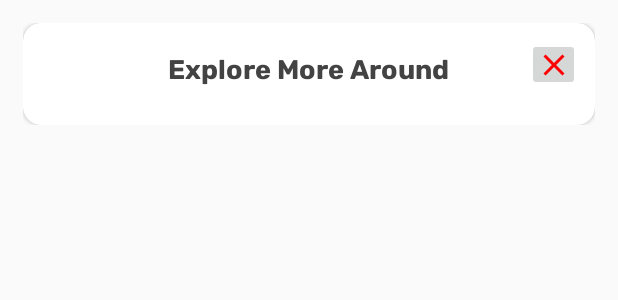
After one commit to Gaurav-0303/Plute-IT, an Android app: the layout related_item_dialog_view.xml on its own in the app's theme, with its tools: preview values and no code run, on a phone screen of 412 x 824 dp. The commit adds this screen. Shown: the top 300 px of the screen. Run offline under Robolectric (Android 15) with nearby library versions, the phone set to English and light mode, and no system bars.

Commit message:
Notification clicks and related item UI change

```diff
--- a/app/build.gradle
+++ b/app/build.gradle
@@ -2,17 +2,18 @@ plugins {
     id 'com.android.application'
     id 'kotlin-android'
     id 'com.google.firebase.crashlytics'
+    id 'kotlin-parcelize'
 //    id'com.google.gms.google-services'
 }
 
 android {
-    compileSdk 34
+    compileSdk 35
 
     defaultConfig {
         //applicationId "com.plutecoder.itworld"
         namespace("com.plutecoder.itworld")
         minSdk 23
-        targetSdk 34
+        targetSdk 35
         versionCode 1
         versionName "1.0"
 
--- a/app/src/main/java/com/plutecoder/itworld/viewModels/CategoryViewModel.kt
+++ b/app/src/main/java/com/plutecoder/itworld/viewModels/CategoryViewModel.kt
@@ -34,7 +34,7 @@ class CategoryViewModel : ViewModel() {
                 for (categorySnapshot in snapshot.children) {
                     val uid = categorySnapshot.key
                     val uiType = categorySnapshot.child("Ui_type").getValue(String::class.java)
-                    val image = categorySnapshot.child("image").getValue(String::class.java)
+                    val image = categorySnapshot.child("imageUrl").getValue(String::class.java)
                     val title = categorySnapshot.child("title").getValue(String::class.java)
                     val subtitle = categorySnapshot.child("subtitle").getValue(String::class.java)
                     tempList.add(Category(uid, uiType, image, title, subtitle))
--- /dev/null
+++ b/app/src/main/res/layout-sw600dp/related_item_dialog_view.xml
@@ -0,0 +1,61 @@
+<FrameLayout xmlns:android="http://schemas.android.com/apk/res/android"
+    android:layout_width="match_parent"
+    android:layout_height="wrap_content"
+    android:padding="24dp">
+
+    <androidx.cardview.widget.CardView
+        xmlns:android="http://schemas.android.com/apk/res/android"
+        android:layout_width="match_parent"
+        android:layout_height="wrap_content"
+        xmlns:app="http://schemas.android.com/apk/res-auto"
+        app:cardCornerRadius="18dp"
+        app:cardBackgroundColor="@color/white"
+        android:elevation="6dp">
+
+        <RelativeLayout
+            xmlns:tools="http://schemas.android.com/tools"
+            android:layout_width="match_parent"
+            android:layout_height="wrap_content"
+            android:padding="18dp">
+
+            <ImageButton
+                android:id="@+id/btnclose"
+                android:layout_width="42dp"
+                android:layout_height="42dp"
+                android:src="@drawable/baseline_close_24"
+                android:layout_alignParentEnd="true"
+                android:contentDescription="Close" />
+
+            <TextView
+                android:id="@+id/title"
+                android:layout_width="wrap_content"
+                android:layout_height="wrap_content"
+                android:text="Explore More Around"
+                android:textSize="22sp"
+                android:textStyle="bold"
+                android:textColor="@color/txtheading"
+                android:fontFamily="@font/rubikbold"
+                android:layout_centerHorizontal="true"
+                android:layout_marginTop="16dp"/>
+
+            <androidx.recyclerview.widget.RecyclerView
+                android:id="@+id/rv_relateditem"
+                android:layout_width="match_parent"
+                android:layout_height="wrap_content"
+                android:layout_marginTop="16dp"
+                android:overScrollMode="never"
+                android:layout_below="@+id/title"
+                android:layout_marginBottom="10dp"
+                android:scrollbars="vertical"/>
+
+            <ProgressBar
+                android:id="@+id/progress"
+                android:layout_width="wrap_content"
+                android:layout_height="wrap_content"
+                android:visibility="invisible"
+                android:layout_centerVertical="true"
+                android:layout_centerHorizontal="true"
+                android:layout_gravity="center" />
+        </RelativeLayout>
+    </androidx.cardview.widget.CardView>
+</FrameLayout>
--- /dev/null
+++ b/app/src/main/res/layout/related_item_dialog_view.xml
@@ -0,0 +1,64 @@
+<FrameLayout xmlns:android="http://schemas.android.com/apk/res/android"
+    android:layout_width="match_parent"
+    android:layout_height="wrap_content"
+    android:padding="15dp">
+
+    <androidx.cardview.widget.CardView xmlns:android="http://schemas.android.com/apk/res/android"
+        android:layout_width="match_parent"
+        android:layout_height="wrap_content"
+        xmlns:app="http://schemas.android.com/apk/res-auto"
+        app:cardCornerRadius="12dp"
+        app:cardBackgroundColor="@color/white"
+        android:elevation="4dp"
+        >
+        <RelativeLayout
+            xmlns:tools="http://schemas.android.com/tools"
+            android:layout_width="match_parent"
+            android:layout_height="wrap_content"
+            android:padding="10dp"
+            >
+
+            <!-- Close Button (X) -->
+            <ImageButton
+                android:id="@+id/btnclose"
+                android:layout_width="35dp"
+                android:layout_height="35dp"
+                android:src="@drawable/baseline_close_24"
+                android:layout_alignParentEnd="true"
+                android:contentDescription="Close" />
+
+            <!-- Title -->
+            <TextView
+                android:id="@+id/title"
+                android:layout_width="wrap_content"
+                android:layout_height="wrap_content"
+                android:text="Explore More Around"
+                android:textSize="18sp"
+                android:textStyle="bold"
+                android:textColor="@color/txtheading"
+                android:fontFamily="@font/rubikbold"
+                android:layout_centerHorizontal="true"
+                android:layout_marginTop="10dp"/>
+
+
+            <androidx.recyclerview.widget.RecyclerView
+                android:id="@+id/rv_relateditem"
+                android:layout_width="match_parent"
+                android:layout_height="wrap_content"
+                android:layout_marginTop="10dp"
+                android:overScrollMode="never"
+                android:layout_below="@+id/title"
+                android:layout_marginBottom="05dp"
+                android:scrollbars="vertical"/>
+
+            <ProgressBar
+                android:id="@+id/progress"
+                android:layout_width="wrap_content"
+                android:layout_height="wrap_content"
+                android:visibility="invisible"
+                android:layout_centerVertical="true"
+                android:layout_centerHorizontal="true"
+                android:layout_gravity="center" />
+        </RelativeLayout>
+    </androidx.cardview.widget.CardView>
+</FrameLayout>
```
Also changed, not shown: app/src/main/java/com/plutecoder/itworld/Notification/FirebaseMessagingService.kt (+6 -53 lines), app/src/main/java/com/plutecoder/itworld/adapters/RelatedItemsAdapter.kt (+16 -11 lines), app/src/main/java/com/plutecoder/itworld/models/CategoryItem.kt (+16 -12 lines), app/src/main/java/com/plutecoder/itworld/models/Uses.kt (+10 -4 lines), app/src/main/java/com/plutecoder/itworld/views/MainActivity.kt (+23 -0 lines), app/src/main/java/com/plutecoder/itworld/views/RelatedItemDialog.kt (added, +87 -0 lines), app/src/main/java/com/plutecoder/itworld/views/RoadmapActivity.kt (+55 -26 lines), app/src/main/res/layout-sw600dp/individual_related_item.xml (+19 -47 lines), app/src/main/res/layout-sw600dp/individual_related_item_category.xml (+10 -12 lines), app/src/main/res/layout/individual_related_item.xml (+16 -37 lines), app/src/main/res/layout/individual_related_item_category.xml (+9 -9 lines).
